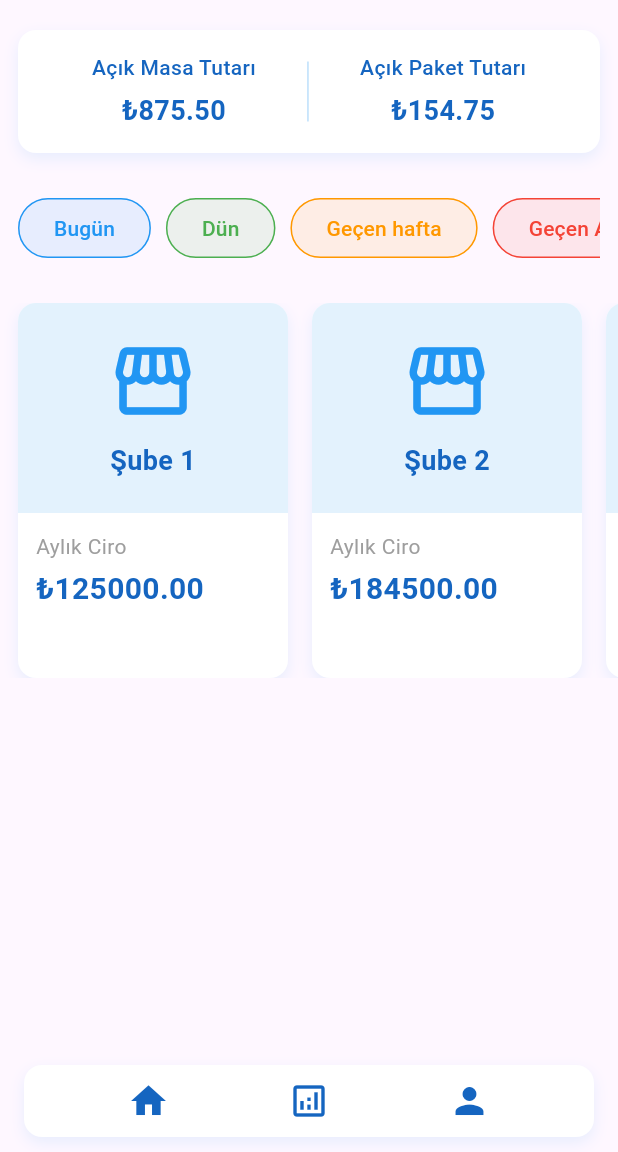
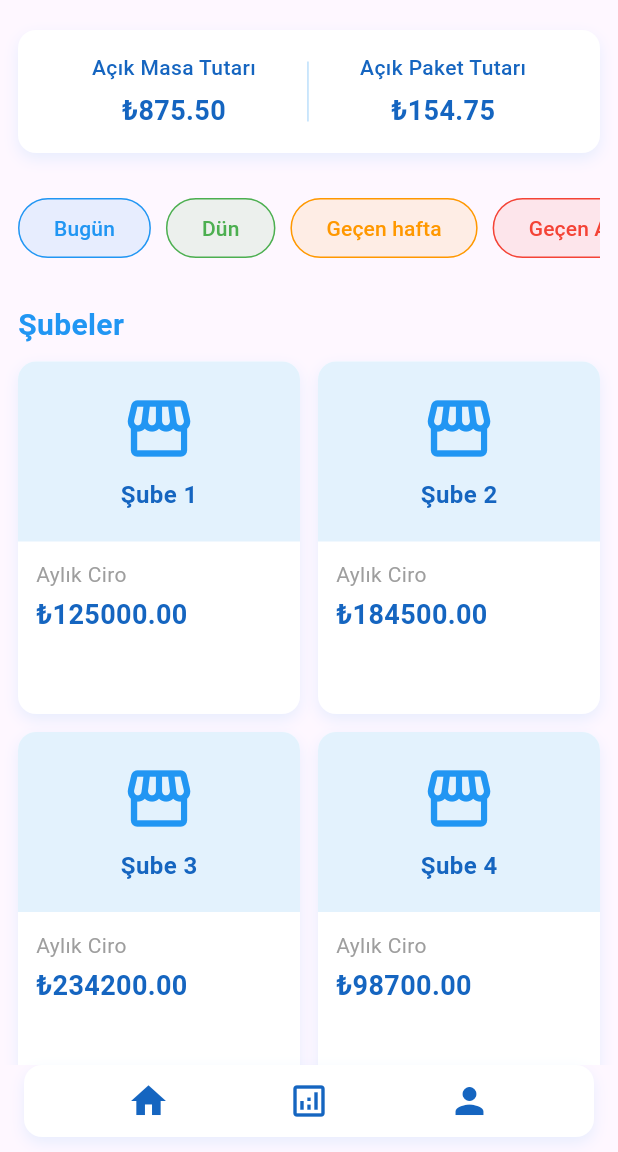
Before and after one commit to eliifgokdemiir/flutter, a Flutter app: the screen it shows after launch, on a phone screen of 412 x 824 dp, the part 84-1236 px from its top. Run offline on Flutter 3.47's test engine with Material 3 defaults, Android fonts, the phone set to English and light mode, and no system bars.

Commit message:
dosya yapıları düzenlendi.

```diff
--- a/state_management/lib/ui/view/home.dart
+++ b/state_management/lib/ui/view/home.dart
@@ -1,6 +1,7 @@
 import 'package:flutter/material.dart';
 import 'package:state_management/data/entity/category.dart';
 import 'package:state_management/data/entity/branch.dart';
+import 'package:state_management/ui/view/dashboard.dart';
 import 'package:state_management/ui/view/navbar_menu.dart';
 
 class Home extends StatefulWidget {
@@ -26,6 +27,12 @@ class _HomeState extends State<Home> {
     Branch(id: 2, name: 'Şube 2', turnover: 184500.0),
     Branch(id: 3, name: 'Şube 3', turnover: 234200.0),
     Branch(id: 4, name: 'Şube 4', turnover: 98700.0),
+    Branch(id: 5, name: 'Şube 5', turnover: 123400.0),
+    Branch(id: 6, name: 'Şube 6', turnover: 123400.0),
+    Branch(id: 7, name: 'Şube 7', turnover: 123400.0),
+    Branch(id: 8, name: 'Şube 8', turnover: 123400.0),
+    Branch(id: 9, name: 'Şube 9', turnover: 123400.0),
+    Branch(id: 10, name: 'Şube 10', turnover: 123400.0),
   ];
 
   void _toggleSearch() {
@@ -147,85 +154,37 @@ class _HomeState extends State<Home> {
               ),
             ),
             const SizedBox(height: 20),
-            SizedBox(
-              height: 250,
-              child: ListView.separated(
+            Padding(
               padding: const EdgeInsets.symmetric(horizontal: 12),
-                scrollDirection: Axis.horizontal,
-                itemCount: branchList.length,
-                separatorBuilder: (context, index) => const SizedBox(width: 16),
-                itemBuilder: (context, index) {
-                  final branch = branchList[index];
-                  return Container(
-                    width: 180,
-                    decoration: BoxDecoration(
-                      color: Colors.white,
-                      borderRadius: BorderRadius.circular(12),
-                      boxShadow: [
-                        BoxShadow(
-                          color: Colors.blue.withOpacity(0.1),
-                          blurRadius: 8,
-                          offset: const Offset(0, 4),
-                        ),
-                      ],
-                    ),
-                    child: Column(
-                      crossAxisAlignment: CrossAxisAlignment.start,
-                      children: [
-                        Container(
-                          height: 140,
-                          width: double.infinity,
-                          decoration: BoxDecoration(
-                            color: Colors.blue[50],
-                            borderRadius: const BorderRadius.vertical(
-                              top: Radius.circular(12),
-                            ),
-                          ),
-                          child: Column(
-                            mainAxisAlignment: MainAxisAlignment.center,
-                            children: [
-                              const Icon(Icons.storefront,
-                                  size: 60, color: Colors.blue),
-                              const SizedBox(height: 10),
-                              Text(
-                                branch.name,
-                                style: TextStyle(
-                                  color: Colors.blue[800],
-                                  fontSize: 18,
-                                  fontWeight: FontWeight.bold,
-                                ),
-                              ),
-                            ],
-                          ),
-                        ),
-                        Padding(
-                          padding: const EdgeInsets.all(12),
               child: Column(
                 crossAxisAlignment: CrossAxisAlignment.start,
                 children: [
                   const Text(
-                                'Aylık Ciro',
+                    'Şubeler',
                     style: TextStyle(
-                                  fontSize: 14,
-                                  color: Colors.grey,
+                      fontSize: 20,
+                      fontWeight: FontWeight.bold,
+                      color: Colors.blue,
                     ),
                   ),
-                              const SizedBox(height: 4),
-                              Text(
-                                '₺${branch.turnover.toStringAsFixed(2)}',
-                                style: TextStyle(
-                                  color: Colors.blue[800],
-                                  fontWeight: FontWeight.bold,
-                                  fontSize: 20,
+                  const SizedBox(height: 10),
+                  GridView.builder(
+                    shrinkWrap: true,
+                    physics: const NeverScrollableScrollPhysics(),
+                    gridDelegate:
+                        const SliverGridDelegateWithFixedCrossAxisCount(
+                      crossAxisCount: 2,
+                      crossAxisSpacing: 12,
+                      mainAxisSpacing: 12,
+                      childAspectRatio: 0.8,
                     ),
+                    itemCount: branchList.length,
+                    itemBuilder: (context, index) {
+                      final branch = branchList[index];
+                      return _buildBranchCard(branch);
+                    },
                   ),
                 ],
-                          ),
-                        ),
-                      ],
-                    ),
-                  );
-                },
               ),
             ),
           ],
@@ -249,12 +208,22 @@ class _HomeState extends State<Home> {
           children: [
             IconButton(
               icon: Icon(Icons.home, color: Colors.blue[800], size: 28),
-              onPressed: () {},
+              onPressed: () {
+                Navigator.push(
+                  context,
+                  MaterialPageRoute(builder: (context) => const Home()),
+                );
+              },
             ),
             IconButton(
               icon: Icon(Icons.analytics_outlined,
                   color: Colors.blue[800], size: 28),
-              onPressed: () {},
+              onPressed: () {
+                Navigator.push(
+                  context,
+                  MaterialPageRoute(builder: (context) => const Dashboard()),
+                );
+              },
             ),
             IconButton(
               icon: Icon(Icons.person, color: Colors.blue[800], size: 28),
@@ -289,4 +258,74 @@ class _HomeState extends State<Home> {
       ],
     );
   }
+
+  Widget _buildBranchCard(Branch branch) {
+    return Container(
+      decoration: BoxDecoration(
+        color: Colors.white,
+        borderRadius: BorderRadius.circular(12),
+        boxShadow: [
+          BoxShadow(
+            color: Colors.blue.withOpacity(0.1),
+            blurRadius: 8,
+            offset: const Offset(0, 4),
+          ),
+        ],
+      ),
+      child: Column(
+        crossAxisAlignment: CrossAxisAlignment.start,
+        children: [
+          Container(
+            height: 120,
+            width: double.infinity,
+            decoration: BoxDecoration(
+              color: Colors.blue[50],
+              borderRadius: const BorderRadius.vertical(
+                top: Radius.circular(12),
+              ),
+            ),
+            child: Column(
+              mainAxisAlignment: MainAxisAlignment.center,
+              children: [
+                const Icon(Icons.storefront, size: 50, color: Colors.blue),
+                const SizedBox(height: 8),
+                Text(
+                  branch.name,
+                  style: TextStyle(
+                    color: Colors.blue[800],
+                    fontSize: 16,
+                    fontWeight: FontWeight.bold,
+                  ),
+                ),
+              ],
+            ),
+          ),
+          Padding(
+            padding: const EdgeInsets.all(12),
+            child: Column(
+              crossAxisAlignment: CrossAxisAlignment.start,
+              children: [
+                const Text(
+                  'Aylık Ciro',
+                  style: TextStyle(
+                    fontSize: 14,
+                    color: Colors.grey,
+                  ),
+                ),
+                const SizedBox(height: 4),
+                Text(
+                  '₺${branch.turnover.toStringAsFixed(2)}',
+                  style: TextStyle(
+                    color: Colors.blue[800],
+                    fontWeight: FontWeight.bold,
+                    fontSize: 18,
+                  ),
+                ),
+              ],
+            ),
+          ),
+        ],
+      ),
+    );
   }
+}
```
Also changed, not shown: state_management/lib/ui/widgets/branch_card.dart (added), state_management/lib/ui/widgets/category_buttons.dart (added). Lines whose indentation alone changed are shown as unchanged.
